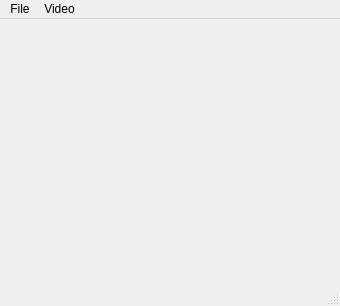
Qt form tram-collision-avoidance/src/mainwindow.ui (maleadt/beeldverwerking) before a commit.
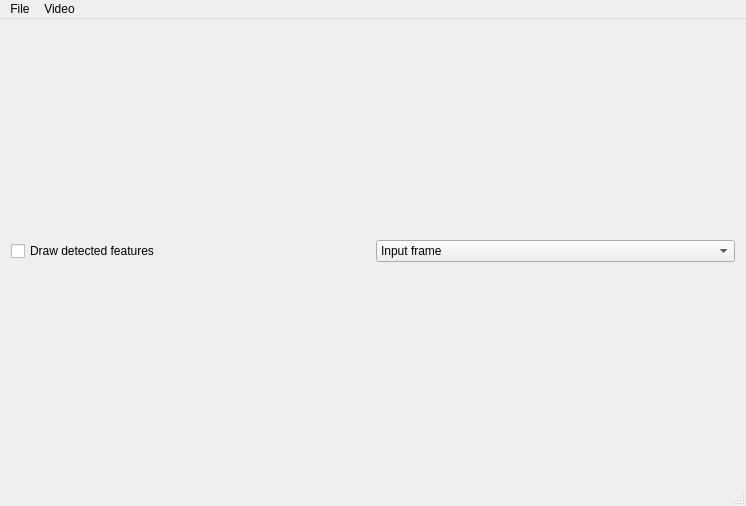
The same form after that commit.

```diff
--- a/tram-collision-avoidance/src/mainwindow.ui
+++ b/tram-collision-avoidance/src/mainwindow.ui
@@ -6,8 +6,8 @@
    <rect>
     <x>0</x>
     <y>0</y>
-    <width>340</width>
-    <height>306</height>
+    <width>746</width>
+    <height>506</height>
    </rect>
   </property>
   <property name="minimumSize">
@@ -22,7 +22,41 @@
   <widget class="QWidget" name="centralWidget">
    <layout class="QGridLayout" name="gridLayout">
     <item row="0" column="0">
-     <layout class="QVBoxLayout" name="verticalLayout"/>
+     <layout class="QGridLayout" name="mainLayout">
+      <item row="1" column="0">
+       <layout class="QHBoxLayout" name="buttonLayout">
+        <item>
+         <widget class="QCheckBox" name="drawFeatures">
+          <property name="text">
+           <string>Draw detected features</string>
+          </property>
+         </widget>
+        </item>
+        <item>
+         <widget class="QComboBox" name="visualisationType">
+          <item>
+           <property name="text">
+            <string>Input frame</string>
+           </property>
+          </item>
+          <item>
+           <property name="text">
+            <string>Track detection debugging</string>
+           </property>
+          </item>
+          <item>
+           <property name="text">
+            <string>Tram detection debugging</string>
+           </property>
+          </item>
+         </widget>
+        </item>
+       </layout>
+      </item>
+      <item row="2" column="0">
+       <layout class="QHBoxLayout" name="videoLayout"/>
+      </item>
+     </layout>
     </item>
    </layout>
   </widget>
@@ -31,7 +65,7 @@
     <rect>
      <x>0</x>
      <y>0</y>
-     <width>340</width>
+     <width>746</width>
      <height>27</height>
     </rect>
    </property>
```
